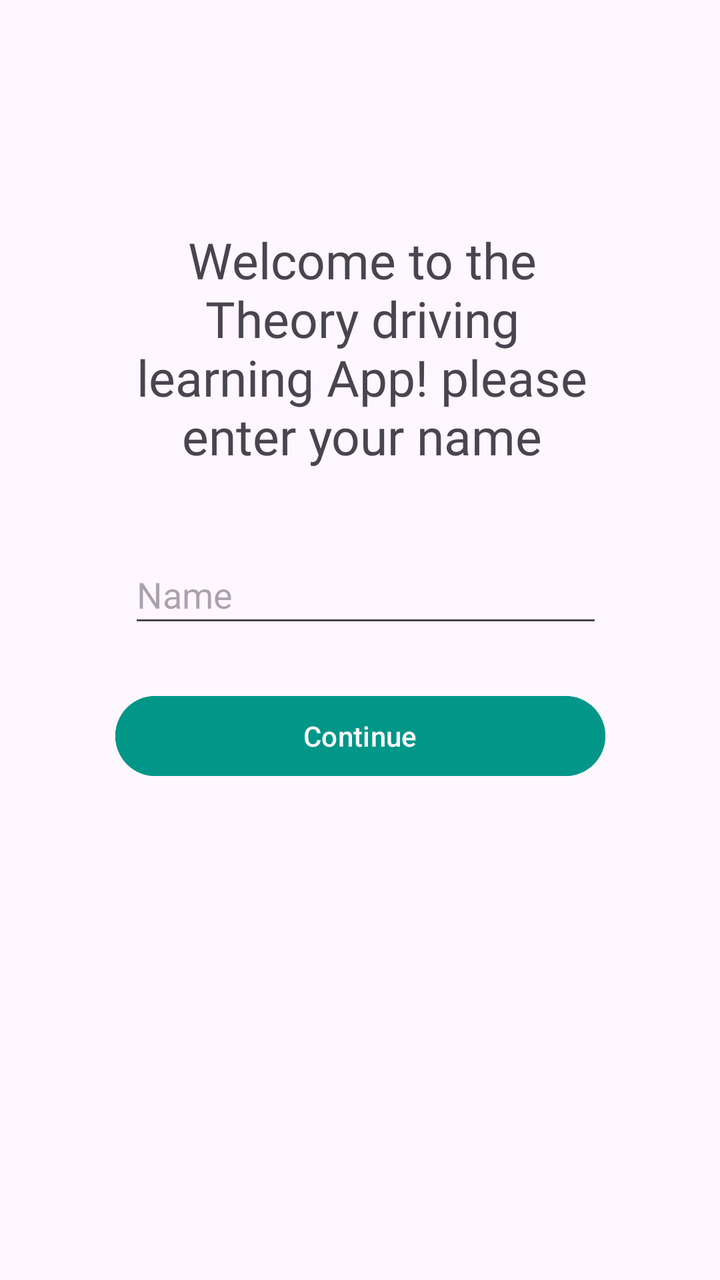
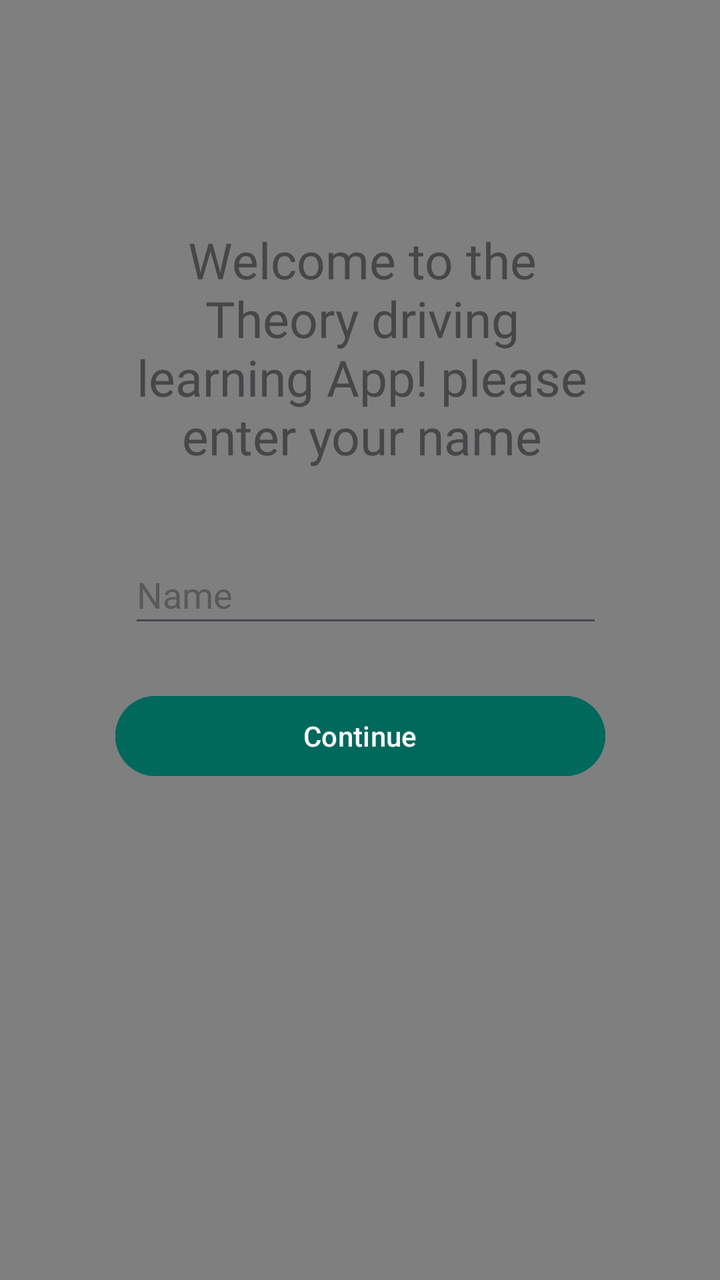

Screens rendered from an Android XML layout before and after an edit, with the pre-edit source and the edit as a unified diff.
<!-- AndroidManifest.xml: application theme Theme.TheoriaApp -->
<!-- res/layout/activity_nameinput.xml -->
<?xml version="1.0" encoding="utf-8"?>
<androidx.constraintlayout.widget.ConstraintLayout xmlns:android="http://schemas.android.com/apk/res/android"
    xmlns:app="http://schemas.android.com/apk/res-auto"
    xmlns:tools="http://schemas.android.com/tools"
    android:id="@+id/main"
    android:layout_width="match_parent"
    android:layout_height="match_parent"
    tools:context=".NameInput">

    <TextView
        android:id="@+id/textView"
        android:layout_width="241dp"
        android:layout_height="120dp"
        android:fontFamily="@font/customfont"
        android:gravity="center"
        android:text="Welcome to the Theory driving learning App! please enter your name"
        android:textSize="25dp"
        app:layout_constraintBottom_toBottomOf="parent"
        app:layout_constraintEnd_toEndOf="parent"
        app:layout_constraintHorizontal_bias="0.511"
        app:layout_constraintStart_toStartOf="parent"
        app:layout_constraintTop_toTopOf="parent"
        app:layout_constraintVertical_bias="0.217" />

    <Button
        android:id="@+id/continueButton"
        android:layout_width="245dp"
        android:layout_height="48dp"
        android:backgroundTint="#009688"
        android:text="Continue"
        app:layout_constraintBottom_toBottomOf="parent"
        app:layout_constraintEnd_toEndOf="parent"
        app:layout_constraintStart_toStartOf="parent"
        app:layout_constraintTop_toTopOf="parent"
        app:layout_constraintVertical_bias="0.581" />

    <EditText
        android:id="@+id/nameEt"
        android:layout_width="237dp"
        android:layout_height="46dp"
        android:ems="10"
        android:hint="Name"
        android:inputType="text"
        android:text=""
        app:layout_constraintBottom_toBottomOf="parent"
        app:layout_constraintEnd_toEndOf="parent"
        app:layout_constraintHorizontal_bias="0.522"
        app:layout_constraintStart_toStartOf="parent"
        app:layout_constraintTop_toTopOf="parent"
        app:layout_constraintVertical_bias="0.459" />

</androidx.constraintlayout.widget.ConstraintLayout>
<!-- resources referenced by this layout -->
<resources>
  <style name="Theme.TheoriaApp" parent="Base.Theme.TheoriaApp" />
  <style name="Base.Theme.TheoriaApp" parent="Theme.Material3.DayNight.NoActionBar">
          
          
      </style>
</resources>

<!-- the commit's change to res/layout/activity_nameinput.xml (unified diff, before → after) -->
@@ -7,12 +7,22 @@
     android:layout_height="match_parent"
     tools:context=".NameInput">
 
+    <VideoView
+        android:id="@+id/videoView"
+        android:layout_width="match_parent"
+        android:layout_height="match_parent"
+        app:layout_constraintBottom_toBottomOf="parent"
+        app:layout_constraintEnd_toEndOf="parent"
+        app:layout_constraintStart_toStartOf="parent"
+        app:layout_constraintTop_toTopOf="parent" />
+
     <TextView
         android:id="@+id/textView"
         android:layout_width="241dp"
         android:layout_height="120dp"
         android:fontFamily="@font/customfont"
         android:gravity="center"
+        android:textColor="@color/material_dynamic_neutral30"
         android:text="Welcome to the Theory driving learning App! please enter your name"
         android:textSize="25dp"
         app:layout_constraintBottom_toBottomOf="parent"
@@ -26,8 +36,9 @@
         android:id="@+id/continueButton"
         android:layout_width="245dp"
         android:layout_height="48dp"
-        android:backgroundTint="#009688"
+        android:backgroundTint="#00695C"
         android:text="Continue"
+        android:textColor="@color/white"
         app:layout_constraintBottom_toBottomOf="parent"
         app:layout_constraintEnd_toEndOf="parent"
         app:layout_constraintStart_toStartOf="parent"
@@ -49,4 +60,7 @@
         app:layout_constraintTop_toTopOf="parent"
         app:layout_constraintVertical_bias="0.459" />
 
+
+
+
 </androidx.constraintlayout.widget.ConstraintLayout>
<!-- resource entries referenced after the edit -->
@@ -1,7 +1,10 @@
 <!-- resources referenced by this layout -->
 <resources>
+  <color name="white">#FFFFFFFF</color>
   <style name="Theme.TheoriaApp" parent="Base.Theme.TheoriaApp" />
   <style name="Base.Theme.TheoriaApp" parent="Theme.Material3.DayNight.NoActionBar">
+  
+  
           
           
       </style>
